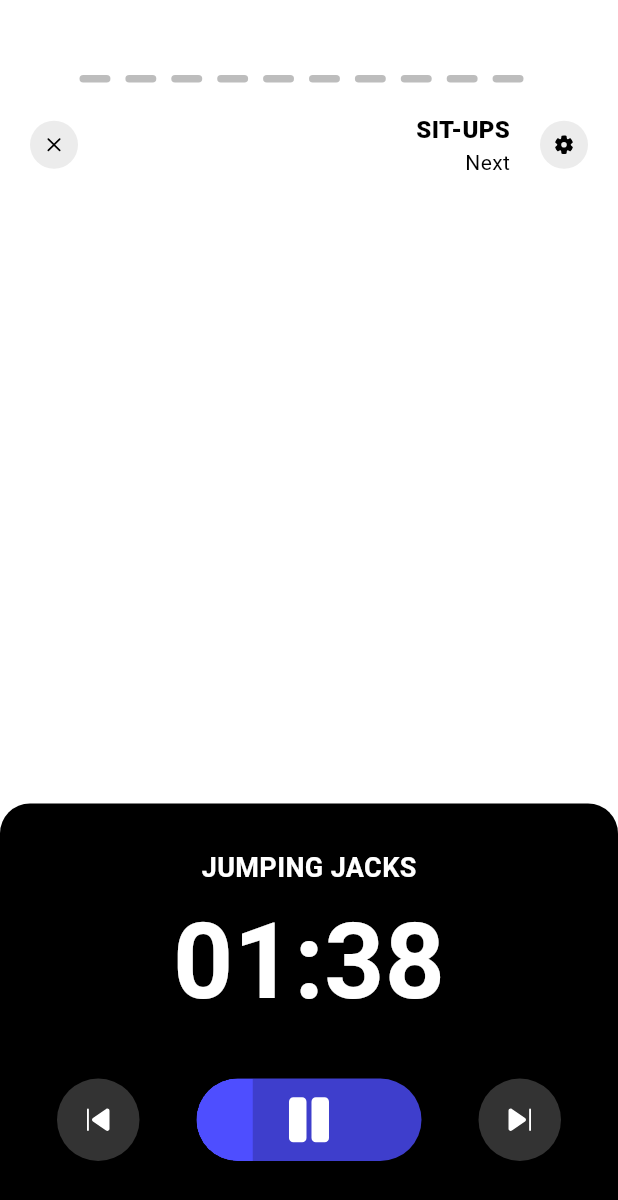
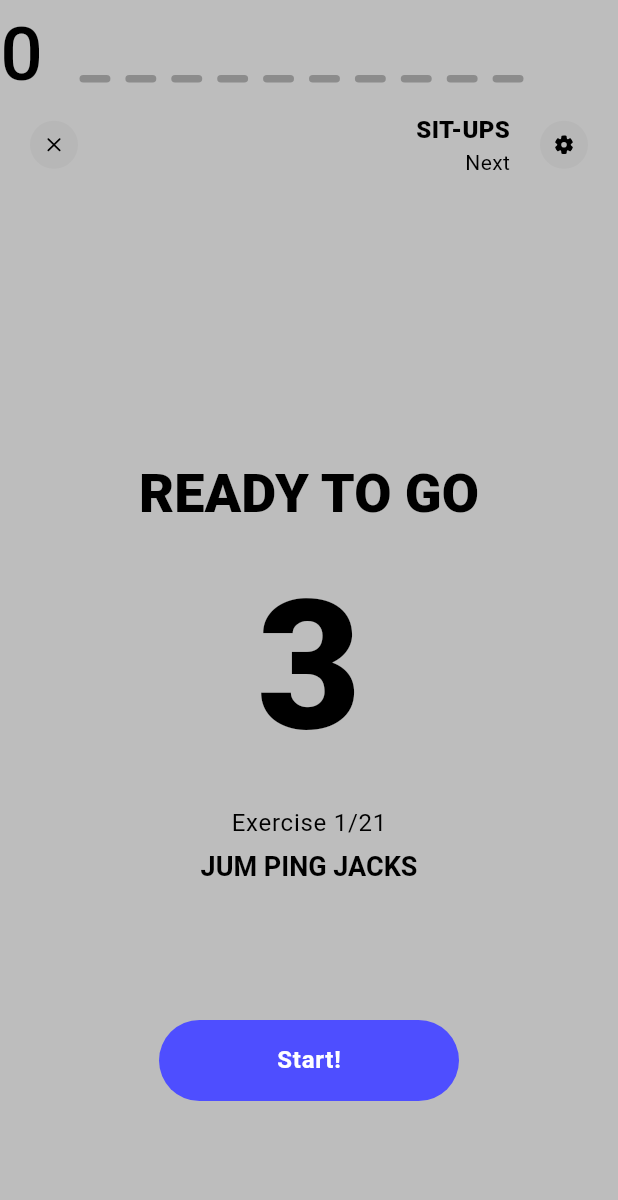
Before and after one commit to caonam030402/Fitness-App-v2, a Flutter app: the screen it shows after launch, on a phone screen of 412 x 824 dp. Shown: the top 1200 px of the screen. Run offline on Flutter 3.47's test engine with Material 3 defaults, Android fonts, the phone set to English and light mode, and no system bars; our stand-ins replace carousel_slider, fluentui_system_icons, go_router, shared_preferences; missing offline and left inert: dart:ffi.

Commit message:
Create a start workout provider to manage state

```diff
--- a/lib/components/molecules/count_down_time.dart
+++ b/lib/components/molecules/count_down_time.dart
@@ -1,63 +1,68 @@
-import 'dart:async';
+// import 'dart:async';
 
-import 'package:fit_ness/themes/app_texts.dart';
-import 'package:flutter/material.dart';
+// import 'package:fit_ness/providers/start_workout_provider.dart';
+// import 'package:fit_ness/themes/app_texts.dart';
+// import 'package:flutter/material.dart';
+// import 'package:provider/provider.dart';
 
-class CountDownTime extends StatefulWidget {
-  final bool onlySeconds;
-  final double sizeText;
-  final int seconds;
-  const CountDownTime(
-      {super.key,
-      this.onlySeconds = true,
-      this.sizeText = 70,
-      required this.seconds});
+// class CountDownTime extends StatefulWidget {
+//   final bool onlySeconds;
+//   final double sizeText;
+//   final int seconds;
+//   const CountDownTime(
+//       {super.key,
+//       this.onlySeconds = true,
+//       this.sizeText = 70,
+//       required this.seconds});
 
-  @override
-  State<CountDownTime> createState() => _CountDownTimeState();
-}
+//   @override
+//   State<CountDownTime> createState() => _CountDownTimeState();
+// }
 
-class _CountDownTimeState extends State<CountDownTime> {
-  late int _countdownSeconds;
-  late Timer _timer;
+// class _CountDownTimeState extends State<CountDownTime> {
+//   late int _countdownSeconds;
+//   late Timer _timer;
 
-  @override
-  void initState() {
-    super.initState();
-    _countdownSeconds = widget.seconds;
-    _startCountdown();
-  }
+//   @override
+//   void initState() {
+//     super.initState();
+//     _countdownSeconds = widget.seconds;
+//     _startCountdown();
+//   }
 
-  @override
-  void dispose() {
-    _timer.cancel();
-    super.dispose();
-  }
+//   @override
+//   void dispose() {
+//     _timer.cancel();
+//     super.dispose();
+//   }
 
-  void _startCountdown() {
-    const oneSecond = Duration(seconds: 1);
-    _timer = Timer.periodic(oneSecond, (timer) {
-      setState(() {
-        if (_countdownSeconds > 0) {
-          _countdownSeconds--;
-        } else {
-          timer.cancel();
-        }
-      });
-    });
-  }
+//   void _startCountdown() {
+//     final durationExerciseProvider =
+//         Provider.of<DurationExerciseProvider>(context, listen: false);
+//     const oneSecond = Duration(seconds: 1);
+//     _timer = Timer.periodic(oneSecond, (timer) {
+//       setState(() {
+//         if (_countdownSeconds > 0) {
+//           _countdownSeconds--;
+//         } else {
+//           timer.cancel();
+//           durationExerciseProvider.update();
+//         }
+//       });
+//     });
+//   }
 
-  String formatSeconds(int seconds) {
-    int minutes = seconds ~/ 60;
-    int remainingSeconds = seconds % 60;
-    return '${minutes.toString().padLeft(2, '0')}:${remainingSeconds.toString().padLeft(2, '0')}';
-  }
+//   String formatSeconds(int seconds) {
+//     int minutes = seconds ~/ 60;
+//     int remainingSeconds = seconds % 60;
+//     return '${minutes.toString().padLeft(2, '0')}:${remainingSeconds.toString().padLeft(2, '0')}';
+//   }
 
-  @override
-  build(BuildContext context) {
-    final _timeCountDown = formatSeconds(_countdownSeconds);
-    return Text(_timeCountDown,
-        style: AppTexts.darkTextTheme.headlineSmall!
-            .copyWith(fontWeight: FontWeight.w600, fontSize: widget.sizeText));
-  }
-}
+//   @override
+//   build(BuildContext context) {
+//     final _timeCountDown = formatSeconds(_countdownSeconds);
+//     return Text(_timeCountDown,
+//         style: AppTexts.darkTextTheme.headlineSmall!
+//             .copyWith(fontWeight: FontWeight.w600, fontSize: widget.sizeText));
+//   }
+// }
--- a/lib/components/templates_/time_ready_to_go.dart
+++ b/lib/components/templates_/time_ready_to_go.dart
@@ -1,7 +1,7 @@
 import 'dart:async';
 
 import 'package:fit_ness/components/atoms/button.dart';
-import 'package:fit_ness/providers/time_provider.dart';
+import 'package:fit_ness/providers/start_workout_provider.dart';
 import 'package:flutter/material.dart';
 import 'package:provider/provider.dart';
 
@@ -13,8 +13,8 @@ class TimeReadyToGo extends StatefulWidget {
 }
 
 class _TimeReadyToGoState extends State<TimeReadyToGo> {
-  late TimeReadyToGoProvider timeReadyToGoProvider;
-  int _countdownSeconds = 4;
+  late StartWorkoutProvider startWorkoutProvider;
+  int _countdownSeconds = 10;
   late Timer _timer;
 
   @override
@@ -31,8 +31,8 @@ class _TimeReadyToGoState extends State<TimeReadyToGo> {
 
   void _startCountdown() {
     const oneSecond = Duration(seconds: 1);
-    timeReadyToGoProvider =
-        Provider.of<TimeReadyToGoProvider>(context, listen: false);
+    startWorkoutProvider =
+        Provider.of<StartWorkoutProvider>(context, listen: false);
 
     _timer = Timer.periodic(oneSecond, (timer) {
       setState(() {
@@ -40,7 +40,7 @@ class _TimeReadyToGoState extends State<TimeReadyToGo> {
           _countdownSeconds--;
         } else {
           timer.cancel();
-          timeReadyToGoProvider.update();
+          startWorkoutProvider.update();
         }
       });
     });
@@ -95,10 +95,15 @@ class _TimeReadyToGoState extends State<TimeReadyToGo> {
                     const SizedBox(
                       height: 90,
                     ),
-                    const Button(
+                    Button(
                       size: SizeButton.large,
                       title: "Start!",
                       width: 200,
+                      onTap: () {
+                        setState(() {
+                          _countdownSeconds = 0;
+                        });
+                      },
                     ),
                     const SizedBox(
                       height: 90,
--- a/lib/main.dart
+++ b/lib/main.dart
@@ -1,5 +1,5 @@
 import 'package:fit_ness/providers/dark_mode_provider.dart';
-import 'package:fit_ness/providers/time_provider.dart';
+import 'package:fit_ness/providers/start_workout_provider.dart';
 import 'package:fit_ness/services/router_service.dart';
 import 'package:fit_ness/themes/app_themes.dart';
 import 'package:flutter/material.dart';
@@ -22,7 +22,7 @@ class MyApp extends StatelessWidget {
           create: (BuildContext context) => ThemeProvider()..init(),
         ),
         ChangeNotifierProvider(
-          create: (BuildContext context) => TimeReadyToGoProvider(),
+          create: (BuildContext context) => StartWorkoutProvider(),
         ),
       ],
       child: Consumer(
--- /dev/null
+++ b/lib/providers/start_workout_provider.dart
@@ -0,0 +1,24 @@
+import 'package:flutter/material.dart';
+
+class StartWorkoutProvider extends ChangeNotifier {
+  bool _timeUpReadyTogo = false;
+  int _currenIndexPage = 0;
+
+  bool get isTimeUpReadyTogo => _timeUpReadyTogo;
+  int get currenIndexPage => _currenIndexPage;
+
+  update() {
+    _timeUpReadyTogo = !_timeUpReadyTogo;
+    notifyListeners();
+  }
+
+  nextPage() {
+    _currenIndexPage = _currenIndexPage + 1;
+    notifyListeners();
+  }
+
+  prevPage() {
+    _currenIndexPage = _currenIndexPage - 1;
+    notifyListeners();
+  }
+}
--- a/lib/providers/time_provider.dart
+++ /dev/null
@@ -1,15 +0,0 @@
-import 'package:flutter/material.dart';
-import 'package:shared_preferences/shared_preferences.dart';
-
-class TimeReadyToGoProvider extends ChangeNotifier {
-  bool _timeup = false;
-  bool get isTimeUp => _timeup;
-
-  late SharedPreferences storage;
-
-  update() {
-    _timeup = !_timeup;
-    print(_timeup);
-    notifyListeners();
-  }
-}
--- a/lib/screens/start_workout_sreen.dart
+++ b/lib/screens/start_workout_sreen.dart
@@ -1,37 +1,52 @@
+import 'dart:async';
+
 import 'package:fit_ness/components/molecules/controller.dart';
-import 'package:fit_ness/components/molecules/count_down_time.dart';
 import 'package:fit_ness/components/templates_/time_ready_to_go.dart';
-import 'package:fit_ness/providers/time_provider.dart';
+import 'package:fit_ness/constants/path_routes.dart';
+import 'package:fit_ness/providers/start_workout_provider.dart';
 import 'package:fit_ness/themes/app_styles.dart';
 import 'package:fit_ness/themes/app_texts.dart';
 import 'package:fluentui_system_icons/fluentui_system_icons.dart';
 import 'package:flutter/material.dart';
+import 'package:go_router/go_router.dart';
 import 'package:provider/provider.dart';
 
-class StartWorkoutScreen extends StatefulWidget {
+class StartWorkoutScreen extends StatelessWidget {
   const StartWorkoutScreen({super.key});
 
-  @override
-  State<StartWorkoutScreen> createState() => _StartWorkoutScreenState();
-}
-
-class _StartWorkoutScreenState extends State<StartWorkoutScreen> {
   @override
   Widget build(BuildContext context) {
     return SafeArea(
       top: false,
       child: Scaffold(
         backgroundColor: Colors.white,
-        body: Stack(
-          children: [const TimeReadyToGo(), _body(context)],
+        body:
+            Consumer<StartWorkoutProvider>(builder: (context, provider, child) {
+          return IndexedStack(
+            index: provider.currenIndexPage,
+            children: List.generate(
+              3,
+              (index) => Stack(
+                children: [
+                  Text(
+                    index.toString(),
+                    style: const TextStyle(fontSize: 50, color: Colors.black),
                   ),
+                  index == 0 ? const TimeReadyToGo() : Container(),
+                  _body(context, UniqueKey(), provider),
+                ],
+              ),
+            ),
+          );
+        }),
       ),
     );
   }
 }
 
-Widget _body(BuildContext context) {
+Widget _body(BuildContext context, Key key, StartWorkoutProvider provider) {
   return SizedBox(
+    key: key,
     height: MediaQuery.of(context).size.height,
     child: Column(
       children: [
@@ -122,9 +137,66 @@ Widget _body(BuildContext context) {
           ),
         ),
         const Spacer(),
-        Consumer(builder: (context, TimeReadyToGoProvider notifier, child) {
-          return notifier.isTimeUp
-              ? Container(
+        provider.isTimeUpReadyTogo
+            ? const ControllerExercise(seconds: 5)
+            : Container()
+      ],
+    ),
+  );
+}
+
+class ControllerExercise extends StatefulWidget {
+  final int seconds;
+
+  const ControllerExercise({super.key, required this.seconds});
+
+  @override
+  State<ControllerExercise> createState() => _ControllerExerciseState();
+}
+
+class _ControllerExerciseState extends State<ControllerExercise> {
+  late int _countdownSeconds;
+  late Timer _timer;
+  int id = 1;
+
+  @override
+  void initState() {
+    super.initState();
+    _countdownSeconds = widget.seconds;
+    _startCountdown();
+  }
+
+  @override
+  void dispose() {
+    _timer.cancel();
+    super.dispose();
+  }
+
+  void _startCountdown() {
+    const oneSecond = Duration(seconds: 1);
+    _timer = Timer.periodic(oneSecond, (timer) {
+      setState(() {
+        if (_countdownSeconds > 0) {
+          _countdownSeconds--;
+        } else {
+          timer.cancel();
+          final startWorkoutProvider =
+              Provider.of<StartWorkoutProvider>(context, listen: false);
+          startWorkoutProvider.nextPage();
+        }
+      });
+    });
+  }
+
+  String formatSeconds(int seconds) {
+    int minutes = seconds ~/ 60;
+    int remainingSeconds = seconds % 60;
+    return '${minutes.toString().padLeft(2, '0')}:${remainingSeconds.toString().padLeft(2, '0')}';
+  }
+
+  @override
+  Widget build(BuildContext context) {
+    return Container(
       decoration: const BoxDecoration(
           color: Colors.black,
           borderRadius: BorderRadius.vertical(
@@ -142,22 +214,18 @@ Widget _body(BuildContext context) {
             style: AppTexts.darkTextTheme.headlineSmall!
                 .copyWith(fontWeight: FontWeight.w600),
           ),
-                      const CountDownTime(
-                        seconds: 100,
-                      ),
+          Text(formatSeconds(_countdownSeconds),
+              style: AppTexts.darkTextTheme.headlineSmall!
+                  .copyWith(fontWeight: FontWeight.w600, fontSize: 70)),
           const Spacer(),
           const Controller(
-                        time: 4,
+            time: 10,
           ),
           const SizedBox(
             height: 50,
           ),
         ],
       ),
-                )
-              : Container();
-        })
-      ],
-    ),
     );
   }
+}
```
Also changed, not shown: lib/components/molecules/controller.dart (+18 -2 lines). Lines whose indentation alone changed are shown as unchanged.
